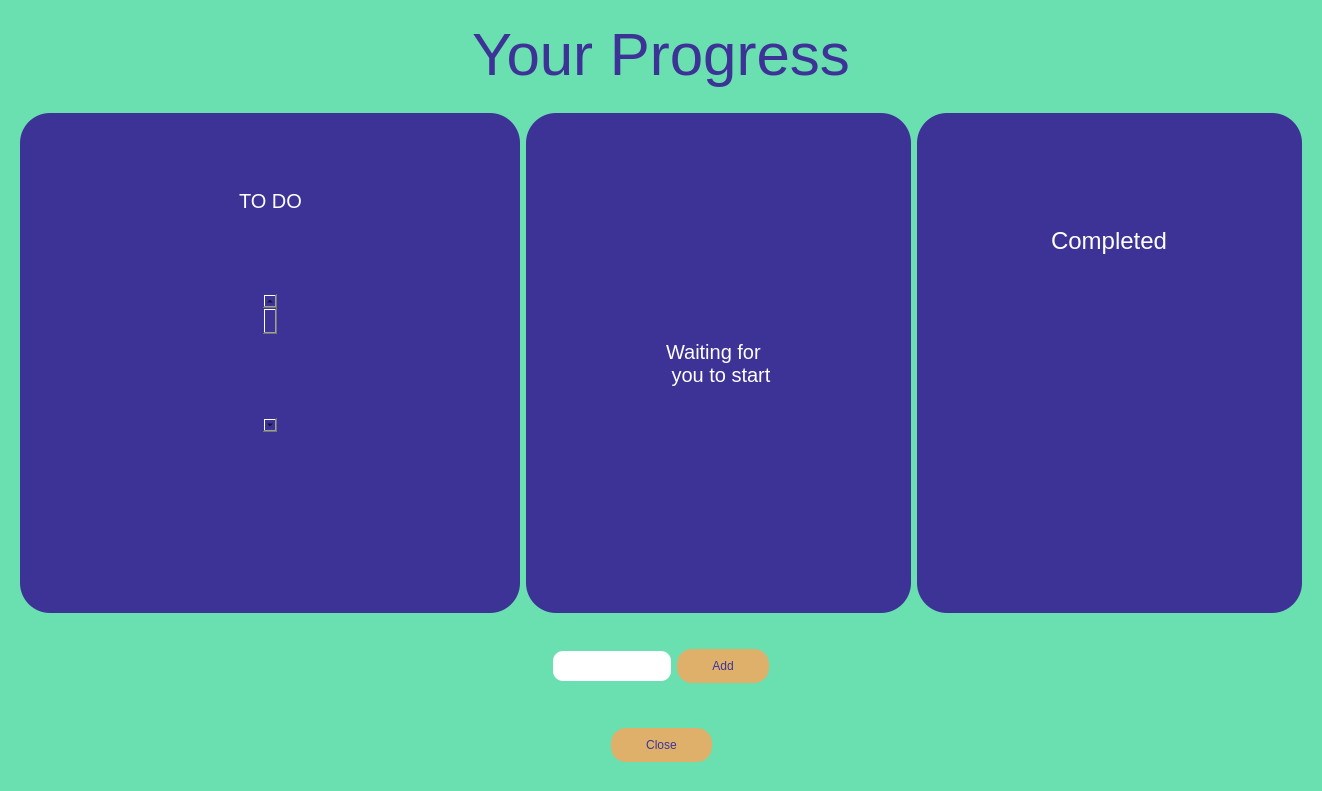
bikraj2/MITRA, file todo.ui: the form before one commit.
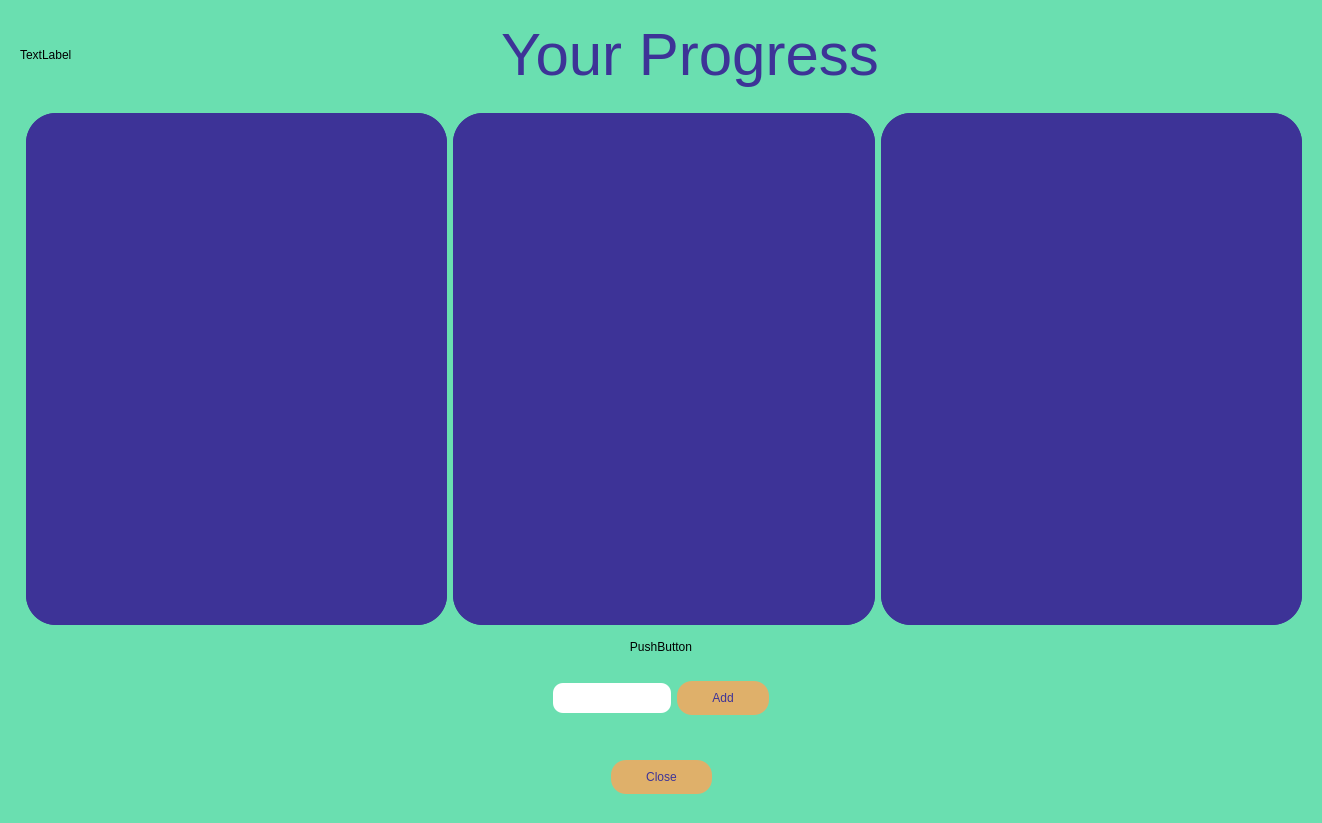
The form after the commit.

Patch:
```diff
--- a/todo.ui
+++ b/todo.ui
@@ -7,7 +7,7 @@
     <x>0</x>
     <y>0</y>
     <width>1322</width>
-    <height>766</height>
+    <height>823</height>
    </rect>
   </property>
   <property name="windowTitle">
@@ -31,6 +31,13 @@
       <enum>QFrame::Raised</enum>
      </property>
      <layout class="QHBoxLayout" name="horizontalLayout_2">
+      <item>
+       <widget class="QLabel" name="test">
+        <property name="text">
+         <string>TextLabel</string>
+        </property>
+       </widget>
+      </item>
       <item>
        <spacer name="horizontalSpacer">
         <property name="orientation">
@@ -88,291 +95,120 @@
      </property>
      <layout class="QHBoxLayout" name="horizontalLayout">
       <item>
-       <widget class="QFrame" name="frame_7">
-        <property name="minimumSize">
-         <size>
-          <width>500</width>
-          <height>500</height>
-         </size>
-        </property>
-        <property name="maximumSize">
-         <size>
-          <width>500</width>
-          <height>500</height>
-         </size>
-        </property>
-        <property name="styleSheet">
-         <string notr="true">background-color: #3d3397;border-radius:30;</string>
-        </property>
+       <widget class="QFrame" name="frame_3">
         <property name="frameShape">
          <enum>QFrame::StyledPanel</enum>
         </property>
         <property name="frameShadow">
          <enum>QFrame::Raised</enum>
         </property>
-        <layout class="QVBoxLayout" name="verticalLayout_6">
-         <item>
-          <widget class="QFrame" name="frame_13">
-           <property name="styleSheet">
-            <string notr="true">color:white;
-font-size: 24px ;
-font: bold large &quot;Sherif&quot;;</string>
-           </property>
-           <property name="frameShape">
-            <enum>QFrame::StyledPanel</enum>
-           </property>
-           <property name="frameShadow">
-            <enum>QFrame::Raised</enum>
-           </property>
-           <layout class="QHBoxLayout" name="horizontalLayout_5">
-            <item>
-             <spacer name="horizontalSpacer_13">
-              <property name="orientation">
-               <enum>Qt::Horizontal</enum>
-              </property>
-              <property name="sizeHint" stdset="0">
-               <size>
-                <width>88</width>
-                <height>20</height>
-               </size>
-              </property>
-             </spacer>
-            </item>
-            <item>
-             <widget class="QLabel" name="label_32">
-              <property name="styleSheet">
-               <string notr="true">color:white;
-font-size: 20px ;
-font: bold large &quot;Sherif&quot;;</string>
-              </property>
-              <property name="text">
-               <string>TO DO</string>
-              </property>
-             </widget>
-            </item>
-            <item>
-             <spacer name="horizontalSpacer_14">
-              <property name="orientation">
-               <enum>Qt::Horizontal</enum>
-              </property>
-              <property name="sizeHint" stdset="0">
-               <size>
-                <width>88</width>
-                <height>20</height>
-               </size>
-              </property>
-             </spacer>
-            </item>
-           </layout>
-          </widget>
-         </item>
-         <item>
-          <widget class="QFrame" name="frame_3">
-           <property name="frameShape">
-            <enum>QFrame::StyledPanel</enum>
-           </property>
-           <property name="frameShadow">
-            <enum>QFrame::Raised</enum>
-           </property>
-           <layout class="QHBoxLayout" name="horizontalLayout_6">
-            <item>
-             <layout class="QGridLayout" name="not_started"/>
-            </item>
-            <item>
-             <widget class="QScrollBar" name="verticalScrollBar">
-              <property name="orientation">
-               <enum>Qt::Vertical</enum>
-              </property>
-             </widget>
-            </item>
-           </layout>
-          </widget>
-         </item>
-         <item>
-          <widget class="QFrame" name="frame_20">
-           <property name="sizePolicy">
-            <sizepolicy hsizetype="Preferred" vsizetype="Preferred">
-             <horstretch>0</horstretch>
-             <verstretch>0</verstretch>
-            </sizepolicy>
-           </property>
-           <property name="frameShape">
-            <enum>QFrame::StyledPanel</enum>
-           </property>
-           <property name="frameShadow">
-            <enum>QFrame::Raised</enum>
-           </property>
-           <layout class="QHBoxLayout" name="horizontalLayout_23">
-            <item>
-             <widget class="QFrame" name="frame_30">
-              <property name="frameShape">
-               <enum>QFrame::StyledPanel</enum>
-              </property>
-              <property name="frameShadow">
-               <enum>QFrame::Raised</enum>
-              </property>
-              <layout class="QHBoxLayout" name="horizontalLayout_24"/>
-             </widget>
-            </item>
-           </layout>
-          </widget>
-         </item>
-        </layout>
        </widget>
       </item>
       <item>
-       <widget class="QFrame" name="frame_4">
+       <widget class="QScrollArea" name="not_started">
         <property name="styleSheet">
-         <string notr="true">background-color: #3d3397;border-radius:30;</string>
+         <string notr="true">background-color: #3d3397;border-radius:30;
+
+</string>
         </property>
-        <property name="frameShape">
-         <enum>QFrame::StyledPanel</enum>
+        <property name="widgetResizable">
+         <bool>true</bool>
         </property>
-        <property name="frameShadow">
-         <enum>QFrame::Raised</enum>
-        </property>
-        <layout class="QVBoxLayout" name="verticalLayout_3">
-         <item>
-          <widget class="QFrame" name="frame_9">
-           <property name="styleSheet">
-            <string notr="true">color:white;
-font-size: 24px ;
-font: bold large &quot;Sherif&quot;;</string>
-           </property>
-           <property name="frameShape">
-            <enum>QFrame::StyledPanel</enum>
-           </property>
-           <property name="frameShadow">
-            <enum>QFrame::Raised</enum>
-           </property>
-           <layout class="QHBoxLayout" name="horizontalLayout_3">
-            <item>
-             <spacer name="horizontalSpacer_5">
-              <property name="orientation">
-               <enum>Qt::Horizontal</enum>
-              </property>
-              <property name="sizeHint" stdset="0">
-               <size>
-                <width>88</width>
-                <height>20</height>
-               </size>
-              </property>
-             </spacer>
-            </item>
-            <item>
-             <widget class="QLabel" name="label_29">
-              <property name="styleSheet">
-               <string notr="true">color:white;
-font-size: 20px ;
-font: bold large &quot;Sherif&quot;;</string>
-              </property>
-              <property name="text">
-               <string>Waiting for 
- you to start</string>
-              </property>
-             </widget>
-            </item>
-            <item>
-             <spacer name="horizontalSpacer_6">
-              <property name="orientation">
-               <enum>Qt::Horizontal</enum>
-              </property>
-              <property name="sizeHint" stdset="0">
-               <size>
-                <width>88</width>
-                <height>20</height>
-               </size>
-              </property>
-             </spacer>
-            </item>
-           </layout>
-          </widget>
-         </item>
-         <item>
-          <layout class="QFormLayout" name="formLayout"/>
-         </item>
-        </layout>
+        <widget class="QWidget" name="scrollAreaWidgetContents_3">
+         <property name="geometry">
+          <rect>
+           <x>0</x>
+           <y>0</y>
+           <width>416</width>
+           <height>473</height>
+          </rect>
+         </property>
+         <widget class="QWidget" name="gridLayoutWidget_2">
+          <property name="geometry">
+           <rect>
+            <x>10</x>
+            <y>10</y>
+            <width>401</width>
+            <height>471</height>
+           </rect>
+          </property>
+          <layout class="QGridLayout" name="not_started_2"/>
+         </widget>
+        </widget>
        </widget>
       </item>
       <item>
-       <widget class="QFrame" name="frame_5">
+       <widget class="QScrollArea" name="on_going">
         <property name="styleSheet">
          <string notr="true">background-color: #3d3397;border-radius:30;</string>
         </property>
-        <property name="frameShape">
-         <enum>QFrame::StyledPanel</enum>
+        <property name="widgetResizable">
+         <bool>true</bool>
         </property>
-        <property name="frameShadow">
-         <enum>QFrame::Raised</enum>
+        <widget class="QWidget" name="scrollAreaWidgetContents_2">
+         <property name="geometry">
+          <rect>
+           <x>0</x>
+           <y>0</y>
+           <width>415</width>
+           <height>473</height>
+          </rect>
+         </property>
+         <widget class="QWidget" name="gridLayoutWidget_3">
+          <property name="geometry">
+           <rect>
+            <x>10</x>
+            <y>10</y>
+            <width>401</width>
+            <height>471</height>
+           </rect>
+          </property>
+          <layout class="QGridLayout" name="on_going_2"/>
+         </widget>
+        </widget>
+       </widget>
+      </item>
+      <item>
+       <widget class="QScrollArea" name="completed">
+        <property name="styleSheet">
+         <string notr="true">background-color: #3d3397;border-radius:30;</string>
         </property>
-        <layout class="QVBoxLayout" name="verticalLayout_4">
-         <item>
-          <widget class="QFrame" name="frame_11">
-           <property name="frameShape">
-            <enum>QFrame::StyledPanel</enum>
-           </property>
-           <property name="frameShadow">
-            <enum>QFrame::Raised</enum>
-           </property>
-           <layout class="QHBoxLayout" name="horizontalLayout_4">
-            <item>
-             <spacer name="horizontalSpacer_7">
-              <property name="orientation">
-               <enum>Qt::Horizontal</enum>
-              </property>
-              <property name="sizeHint" stdset="0">
-               <size>
-                <width>50</width>
-                <height>20</height>
-               </size>
-              </property>
-             </spacer>
-            </item>
-            <item>
-             <widget class="QLabel" name="label_4">
-              <property name="styleSheet">
-               <string notr="true">color:white;
-font-size: 24px ;
-font: bold large &quot;Sherif&quot;;</string>
-              </property>
-              <property name="text">
-               <string>Completed</string>
-              </property>
-             </widget>
-            </item>
-            <item>
-             <spacer name="horizontalSpacer_8">
-              <property name="orientation">
-               <enum>Qt::Horizontal</enum>
-              </property>
-              <property name="sizeHint" stdset="0">
-               <size>
-                <width>50</width>
-                <height>20</height>
-               </size>
-              </property>
-             </spacer>
-            </item>
-           </layout>
-          </widget>
-         </item>
-         <item>
-          <widget class="QFrame" name="frame_12">
-           <property name="frameShape">
-            <enum>QFrame::StyledPanel</enum>
-           </property>
-           <property name="frameShadow">
-            <enum>QFrame::Raised</enum>
-           </property>
-           <layout class="QVBoxLayout" name="verticalLayout_8"/>
-          </widget>
-         </item>
-        </layout>
+        <property name="widgetResizable">
+         <bool>true</bool>
+        </property>
+        <widget class="QWidget" name="scrollAreaWidgetContents">
+         <property name="geometry">
+          <rect>
+           <x>0</x>
+           <y>0</y>
+           <width>416</width>
+           <height>473</height>
+          </rect>
+         </property>
+         <widget class="QWidget" name="gridLayoutWidget">
+          <property name="geometry">
+           <rect>
+            <x>10</x>
+            <y>10</y>
+            <width>401</width>
+            <height>471</height>
+           </rect>
+          </property>
+          <layout class="QGridLayout" name="completed_2"/>
+         </widget>
+        </widget>
        </widget>
       </item>
      </layout>
     </widget>
    </item>
+   <item>
+    <widget class="QPushButton" name="test1">
+     <property name="text">
+      <string>PushButton</string>
+     </property>
+    </widget>
+   </item>
    <item>
     <widget class="QFrame" name="frame_19">
      <property name="frameShape">
```
